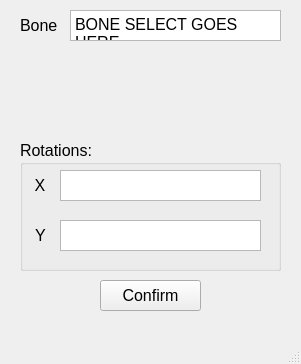
Above: aspenTools/python/source/Bone_Customization_Menu.ui from StudioAspen/Aspen-2025-2026 before the change. Below: the same form after it.
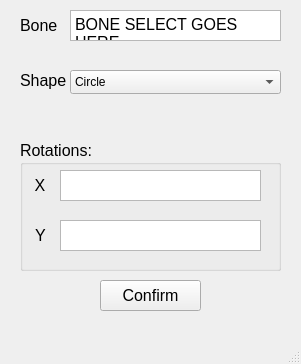
That is the form after the change.

Commit message:
Bone Customization 0.1.3
Dropdown skeleton added

```diff
--- a/aspenTools/python/source/Bone_Customization_Menu.ui
+++ b/aspenTools/python/source/Bone_Customization_Menu.ui
@@ -193,9 +193,9 @@
     <property name="geometry">
      <rect>
       <x>20</x>
-      <y>15</y>
+      <y>10</y>
       <width>41</width>
-      <height>21</height>
+      <height>31</height>
      </rect>
     </property>
     <property name="font">
@@ -207,6 +207,67 @@
      <string>Bone</string>
     </property>
    </widget>
+   <widget class="QComboBox" name="comboBox">
+    <property name="geometry">
+     <rect>
+      <x>70</x>
+      <y>70</y>
+      <width>211</width>
+      <height>24</height>
+     </rect>
+    </property>
+    <property name="layoutDirection">
+     <enum>Qt::LayoutDirection::LeftToRight</enum>
+    </property>
+    <item>
+     <property name="text">
+      <string>Circle</string>
+     </property>
+    </item>
+    <item>
+     <property name="text">
+      <string>Sphere</string>
+     </property>
+    </item>
+    <item>
+     <property name="text">
+      <string>Square</string>
+     </property>
+    </item>
+    <item>
+     <property name="text">
+      <string>Cube</string>
+     </property>
+    </item>
+    <item>
+     <property name="text">
+      <string>Rectangle</string>
+     </property>
+    </item>
+    <item>
+     <property name="text">
+      <string>Box</string>
+     </property>
+    </item>
+   </widget>
+   <widget class="QLabel" name="label_4">
+    <property name="geometry">
+     <rect>
+      <x>20</x>
+      <y>70</y>
+      <width>51</width>
+      <height>21</height>
+     </rect>
+    </property>
+    <property name="font">
+     <font>
+      <pointsize>12</pointsize>
+     </font>
+    </property>
+    <property name="text">
+     <string>Shape</string>
+    </property>
+   </widget>
   </widget>
   <widget class="QMenuBar" name="menubar">
    <property name="geometry">
```
